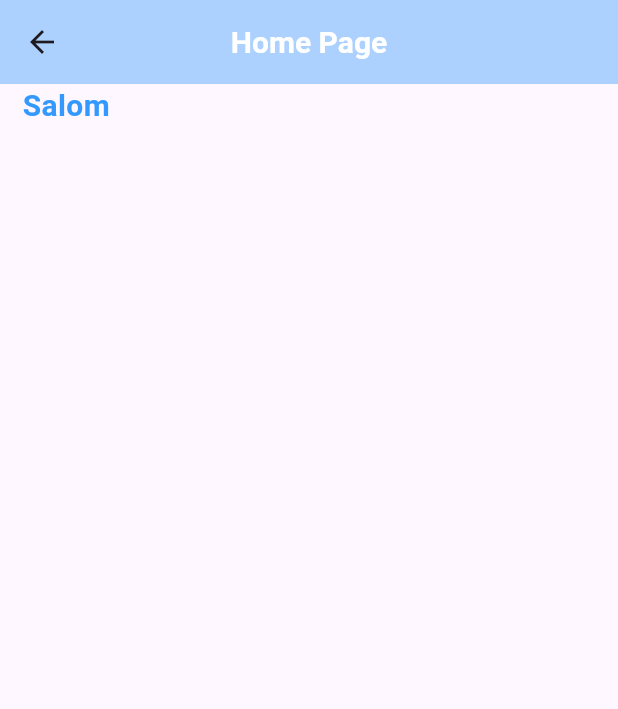
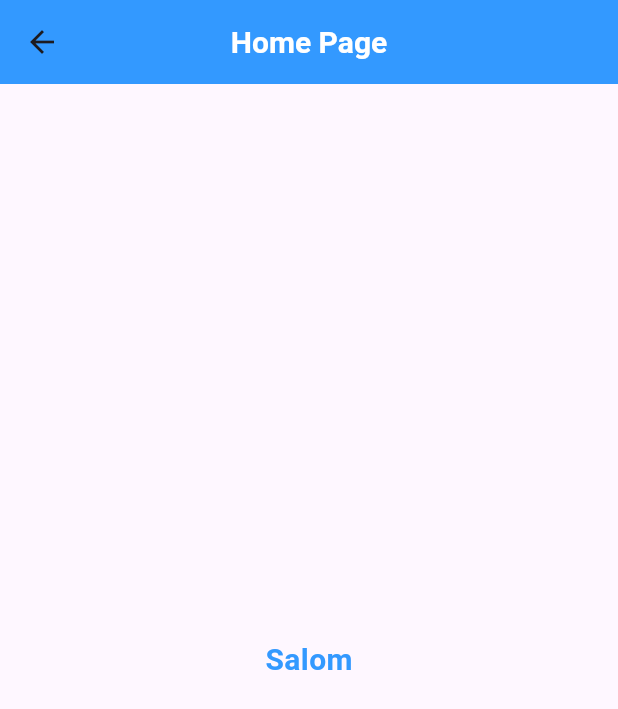
Before and after one commit to MirjalolAbdunazarov23/flutter_application_brinchi, a Flutter app: the HomePage screen opened by its route, on a phone screen of 412 x 824 dp. Shown: the top 709 px of the screen. Run offline on Flutter 3.47's test engine with Material 2 defaults, Android fonts, the phone set to English and light mode, and no system bars.

Commit message:
fixed file

```diff
--- a/lib/HomePage.dart
+++ b/lib/HomePage.dart
@@ -15,14 +15,15 @@ class _HomePageState extends State<HomePage> {
     return Scaffold(
       appBar: AppBar(
         centerTitle: true,
-        title: Text('Home Page',style: TextStyle(
-          color: Colors.white,
-          fontSize: 20,
-          fontWeight: FontWeight.w600
-        ),),
-        backgroundColor: Color(0x663399ff),
+        title: Text(
+          'Home Page',
+          style: TextStyle(
+              color: Colors.white, fontSize: 20, fontWeight: FontWeight.w600),
+        ),
+        backgroundColor: Color(0xff3399ff),
       ),
       body: const SafeArea(
+        child: Center(
           child: Padding(
             padding: EdgeInsets.symmetric(horizontal: 15),
             child: Text(
@@ -35,6 +36,7 @@ class _HomePageState extends State<HomePage> {
             ),
           ),
         ),
+      ),
     );
   }
 }
--- a/lib/LogScreen.dart
+++ b/lib/LogScreen.dart
@@ -146,7 +146,7 @@ class _LoginPageState extends State<LoginPage> {
         pressedOpacity: 0.7,
         color: Colors.white,
         onPressed: () {
-          Navigator.of(context).pushNamed('/home');
+          Navigator.popAndPushNamed(context, '/home');
         },
         child: Text(
           'Login',
```
Lines whose indentation alone changed are shown as unchanged.
